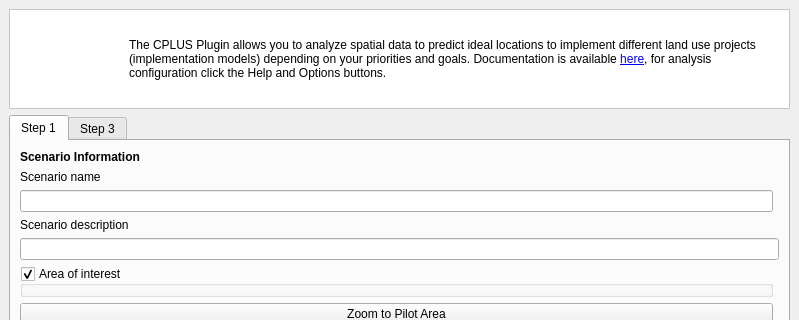
Qt form src/cplus_plugin/ui/qgis_cplus_main_dockwidget.ui (ConservationInternational/cplus-plugin) before a commit; both pictures show x 0 to 799 and y 0 to 320 of the 799 by 642 pixel window.
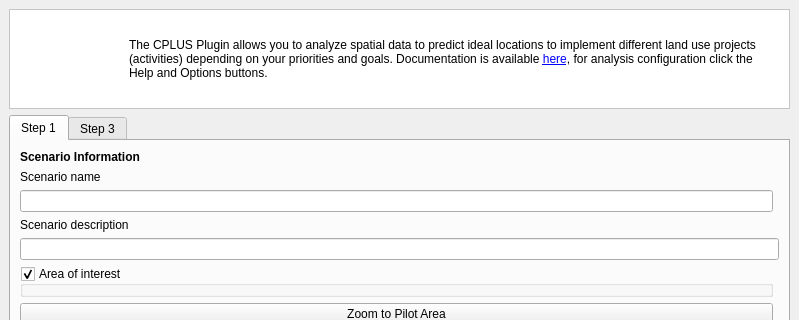
The same form after that commit. Icons and pictures are not drawn. Custom widgets are drawn as their Qt base class.

Commit message: Rename implementation model to activity.

Diff of the .ui file:
```diff
--- a/src/cplus_plugin/ui/qgis_cplus_main_dockwidget.ui
+++ b/src/cplus_plugin/ui/qgis_cplus_main_dockwidget.ui
@@ -57,7 +57,7 @@
         </rect>
        </property>
        <property name="text">
-        <string>&lt;html&gt;&lt;head/&gt;&lt;body&gt;&lt;p&gt;The CPLUS Plugin allows you to analyze spatial data to predict ideal locations to implement different land use projects (implementation models) depending on your priorities and goals. Documentation is available &lt;a href=&quot;https://kartoza.github.io/cplus-plugin&quot;&gt;&lt;span style=&quot; text-decoration: underline; color:#0000ff;&quot;&gt;here&lt;/span&gt;&lt;/a&gt;, for analysis configuration click the Help and Options buttons.&lt;/p&gt;&lt;/body&gt;&lt;/html&gt;</string>
+        <string>&lt;html&gt;&lt;head/&gt;&lt;body&gt;&lt;p&gt;The CPLUS Plugin allows you to analyze spatial data to predict ideal locations to implement different land use projects (activities) depending on your priorities and goals. Documentation is available &lt;a href=&quot;https://kartoza.github.io/cplus-plugin&quot;&gt;&lt;span style=&quot; text-decoration: underline; color:#0000ff;&quot;&gt;here&lt;/span&gt;&lt;/a&gt;, for analysis configuration click the Help and Options buttons.&lt;/p&gt;&lt;/body&gt;&lt;/html&gt;</string>
        </property>
        <property name="wordWrap">
         <bool>true</bool>
```
Left out of the diff: 4 changed lines with no effect on the pictures. The commit also changes 26 other files.
